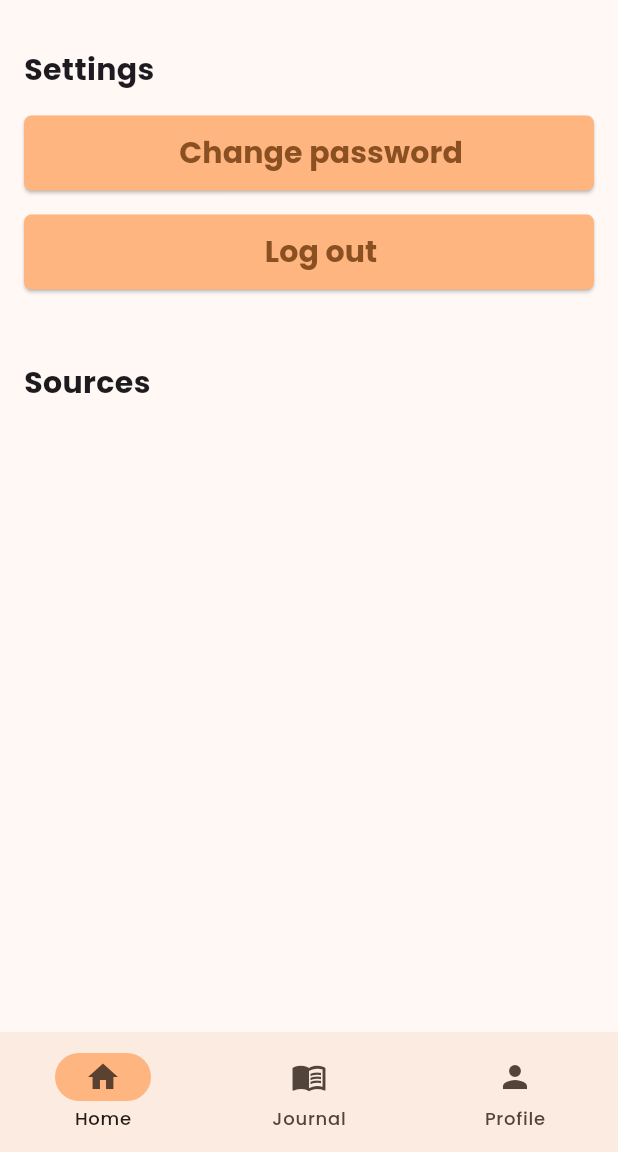
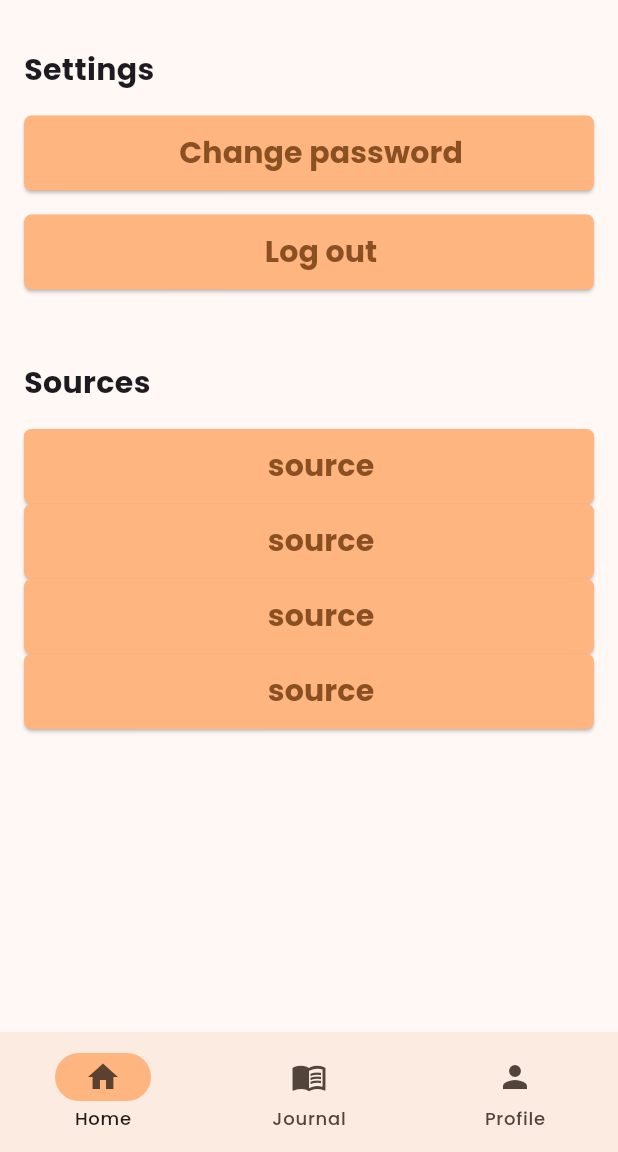
Before and after one commit to Toby-van-Berkum/stopit_frontend, a Flutter app: the SettingsPage screen opened directly, on a phone screen of 412 x 824 dp, the part 84-1236 px from its top. Run offline on Flutter 3.47's test engine with Material 3 defaults, Android fonts, the phone set to English and light mode, and no system bars; our stand-ins replace google_fonts, shared_preferences, table_calendar; missing offline and left inert: dart:ffi; accounts and stored records are empty.

Commit message:
added the sources and links. styled the settings_page.dart further

```diff
--- a/lib/pages/login_page.dart
+++ b/lib/pages/login_page.dart
@@ -1,6 +1,7 @@
 import 'package:flutter/material.dart';
 import 'package:stopit_frontend/pages/dashboard_page.dart';
 import 'package:stopit_frontend/pages/register_page.dart';
+import 'package:stopit_frontend/pages/settings_page.dart';
 import 'package:stopit_frontend/services/auth_service.dart';
 import '../globals.dart';
 import 'package:shared_preferences/shared_preferences.dart';
@@ -122,7 +123,7 @@ class _LoginPageState extends State<LoginPage> {
                         Navigator.push(
                           context,
                           MaterialPageRoute(
-                            builder: (context) => const RegisterPage(title: AppTitle.title),
+                            builder: (context) => const SettingsPage(title: AppTitle.title),
                           ),
                         );
                       },
--- a/lib/pages/settings_page.dart
+++ b/lib/pages/settings_page.dart
@@ -1,6 +1,7 @@
 import 'dart:ffi';
 
 import 'package:flutter/material.dart';
+import 'package:url_launcher/url_launcher.dart';
 import '../globals.dart';
 
 class SettingsPage extends StatefulWidget {
@@ -15,6 +16,12 @@ class SettingsPage extends StatefulWidget {
 class _SettingsPageState extends State<SettingsPage> {
   final double customPadding = 16.0;
   final int numberOfAchievements = 6; // dummy data, has to be changed
+  List<String> source_links = [
+    "https://stichtingstopbewust.nl/",
+    "https://www.cancer.org/cancer/risk-prevention/tobacco/benefits-of-quitting-smoking-over-time.html",
+    "https://www.ikstopnu.nl/",
+    "https://www.thuisarts.nl/stoppen-met-roken/ik-wil-nu-stoppen-met-roken",
+  ];
 
   @override
   Widget build(BuildContext context) {
@@ -88,6 +95,14 @@ class _SettingsPageState extends State<SettingsPage> {
                   style: TextStyle(fontWeight: FontWeight.bold, fontSize: 20),
                 ),
               ),
+              ...List.generate(source_links.length, (i) {
+                return LargeButton(
+                    buttonLabel: 'source',
+                    onPressed: () {
+                      _launchUrl(
+                          source_links[i]);
+                    });
+              }),
             ],
           ),
         ),
@@ -96,3 +111,10 @@ class _SettingsPageState extends State<SettingsPage> {
     );
   }
 }
+
+Future<void> _launchUrl(String url) async {
+  final _url = Uri.parse(url);
+  if (!await launchUrl(_url, mode: LaunchMode.externalApplication)) {
+    throw Exception('Could not launch $_url');
+  }
+}
```
